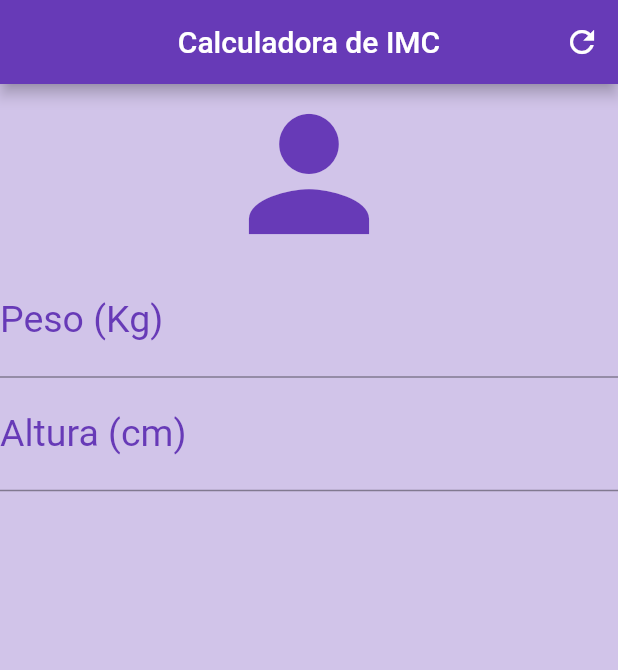
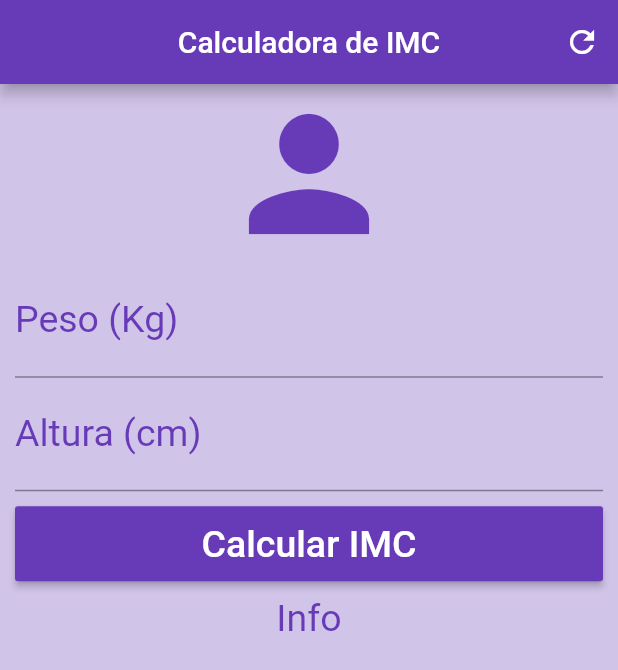
Before and after one commit to CarolinaSL/CalculadoraIMC, a Flutter app: the screen it shows after launch, on a phone screen of 412 x 824 dp. Shown: the top 670 px of the screen. Run offline on Flutter 3.47's test engine with Material 2 defaults, Android fonts, the phone set to English and light mode, and no system bars.

Commit message:
layout basico da tela

```diff
--- a/lib/main.dart
+++ b/lib/main.dart
@@ -27,7 +27,9 @@ class _HomeState extends State<Home> {
         ],
       ),
       backgroundColor: Colors.deepPurple[100] ,
-      body: Column(
+      body: SingleChildScrollView(
+        padding: EdgeInsets.fromLTRB(10.0, 0.0, 10.0, 0.0),
+        child: Column(
           crossAxisAlignment: CrossAxisAlignment.stretch,
           children: <Widget>[
             Icon(Icons.person, size: 120.0, color: Colors.deepPurple),
@@ -48,9 +50,31 @@ class _HomeState extends State<Home> {
                 ),
               textAlign: TextAlign.center,
               style: TextStyle(color: Colors.deepPurple, fontSize: 25.0),
+            ),
+            Padding(
+              padding: EdgeInsets.only(top: 10.0, bottom: 10.0),
+              child: Container(
+                height: 50.0,
+                child: RaisedButton(
+                  onPressed: (){},
+                  child: Text(
+                    "Calcular IMC",
+                    style: TextStyle(color: Colors.white, fontSize: 25.0),
+                  ),
+                  color : Colors.deepPurple,
+                )  ,
+              ),
+            ),
+            Text(
+              "Info",
+              textAlign: TextAlign.center,
+              style: TextStyle(
+                color: Colors.deepPurple, fontSize: 25.0,
+              ),
             )
         ],
       ),
+      )
     );
   }
 }
```
Lines whose indentation alone changed are shown as unchanged.
